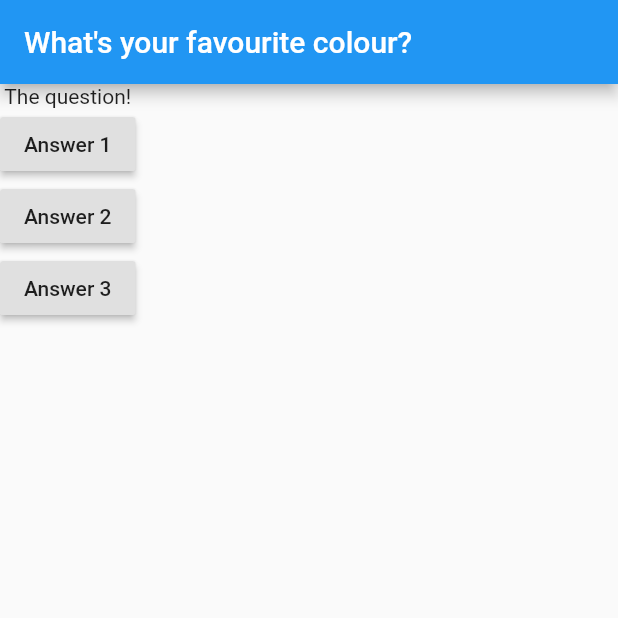
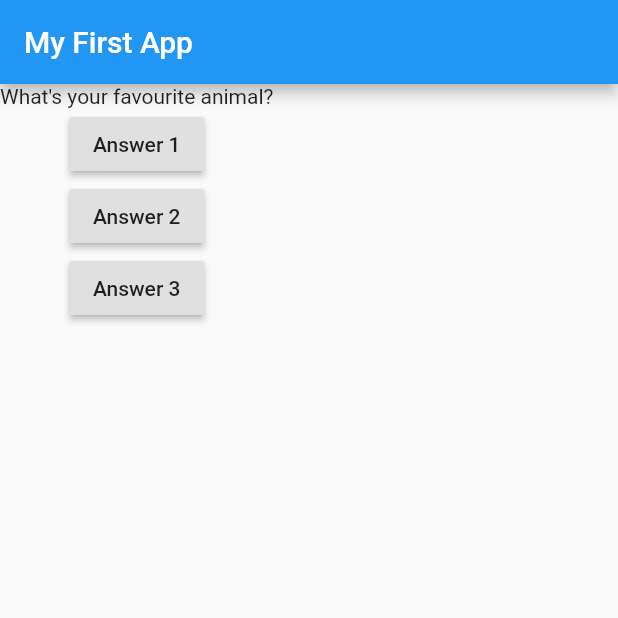
Before and after one commit to Traarjo/quiz_app, a Flutter app: the screen it shows after launch, after a tap on "Answer 1", on a phone screen of 412 x 824 dp, the top half of it. Run offline on Flutter 3.47's test engine with Material 2 defaults, Android fonts, the phone set to English and light mode, and no system bars.

Commit message:
added state + fixed text mistake

```diff
--- a/lib/main.dart
+++ b/lib/main.dart
@@ -2,11 +2,20 @@ import 'package:flutter/material.dart';
 
 void main() => runApp(MyApp());
 
-class MyApp extends StatelessWidget {
+class MyApp extends StatefulWidget {
+  @override
+  State<StatefulWidget> createState() {
+    return MyAppState();
+  }
+}
+
+class MyAppState extends State<MyApp> {
   var questionIndex = 0;
 
   void answerQuestion() {
-    questionIndex ++;
+    setState(() {
+      questionIndex ++;
+    });
     print(questionIndex);
   }
 
@@ -18,11 +27,11 @@ class MyApp extends StatelessWidget {
     ];
     return MaterialApp(home: Scaffold(
       appBar: AppBar(
-          title: Text(questions[questionIndex]),
+          title: Text('My First App'),
       ),
       body: Column(
         children: [
-          Text('The question!'),
+          Text(questions[questionIndex]),
           RaisedButton(child: Text('Answer 1'), onPressed: answerQuestion,),
           RaisedButton(child: Text('Answer 2'), onPressed: answerQuestion,),
           RaisedButton(child: Text('Answer 3'), onPressed: answerQuestion,),
```
